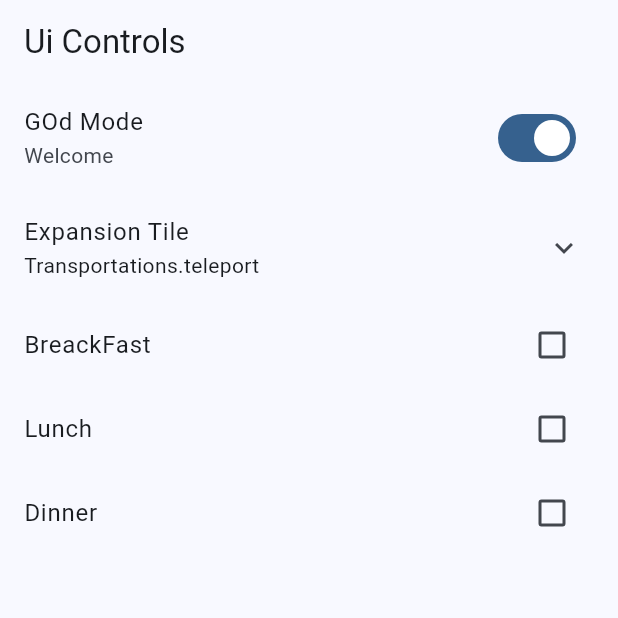
After one commit to StiveenDavidBolanos/StiveenDavidBolanos, a Flutter app: the UiControlsScreen screen opened by its route, on a phone screen of 412 x 824 dp, the top half of it. The commit adds this screen. Run offline on Flutter 3.47's test engine with Material 3 defaults, Android fonts, the phone set to English and light mode, and no system bars; our stand-ins replace go_router.

Commit message:
Images and more widgets

```diff
--- a/lib/presentation/screens/screens.dart
+++ b/lib/presentation/screens/screens.dart
@@ -5,4 +5,4 @@ export 'package:widgets_app/presentation/screens/home/home_screen.dart';
 export 'package:widgets_app/presentation/screens/infinite_scroll_screen/infinite_scroll_screen.dart';
 export 'package:widgets_app/presentation/screens/snackbar/snackbar_screen.dart';
 export 'package:widgets_app/presentation/screens/tutorial_screen/tutorial_screen.dart';
-export 'package:widgets_app/presentation/screens/ui_controls/ui_controls_screen.dart';
+export 'package:widgets_app/presentation/screens/ui_controls/ui_controlsscreen.dart';
--- a/lib/presentation/screens/tutorial_screen/tutorial_screen.dart
+++ b/lib/presentation/screens/tutorial_screen/tutorial_screen.dart
@@ -6,6 +6,8 @@ class TutorialScreen extends StatelessWidget {
 
   @override
   Widget build(BuildContext context) {
-    return const Placeholder();
+    return Scaffold(
+      appBar: AppBar(title: const Text('Tutorial')),
+    );
   }
 }
--- /dev/null
+++ b/lib/presentation/screens/ui_controls/ui_controlsscreen.dart
@@ -0,0 +1,136 @@
+import 'package:flutter/material.dart';
+
+class UiControlsScreen extends StatelessWidget {
+  static String name = 'ui_controls_screen';
+  const UiControlsScreen({super.key});
+
+  @override
+  Widget build(BuildContext context) {
+    return Scaffold(
+      appBar: AppBar(
+        title: const Text('Ui Controls'),
+      ),
+      body: const _UiControlsView(),
+    );
+  }
+}
+
+enum Transportations { car, boat, plane, submarine, teleport }
+
+class _UiControlsView extends StatefulWidget {
+  const _UiControlsView();
+
+  @override
+  State<_UiControlsView> createState() => _UiControlsViewState();
+}
+
+class _UiControlsViewState extends State<_UiControlsView> {
+  bool isDeveloper = true;
+  Transportations selectedTrasnportation = Transportations.teleport;
+  bool wantsBreakFast = false;
+  bool wantsDinner = false;
+
+  bool wantsLunch = false;
+
+  @override
+  Widget build(BuildContext context) {
+    return ListView(
+      physics: const ClampingScrollPhysics(),
+      children: [
+        SwitchListTile(
+          title: const Text('GOd Mode'),
+          subtitle: const Text('Welcome'),
+          value: isDeveloper,
+          onChanged: (value) {
+            setState(() {
+              isDeveloper = !isDeveloper;
+            });
+          },
+        ),
+        ExpansionTile(
+          title: const Text('Expansion Tile'),
+          subtitle: Text('$selectedTrasnportation'),
+          children: [
+            RadioListTile(
+              title: const Text('Teleportation'),
+              value: Transportations.teleport,
+              groupValue: selectedTrasnportation,
+              onChanged: (value) {
+                setState(() {
+                  selectedTrasnportation = Transportations.teleport;
+                });
+              },
+            ),
+            RadioListTile(
+              title: const Text('Car'),
+              value: Transportations.car,
+              groupValue: selectedTrasnportation,
+              onChanged: (value) {
+                setState(() {
+                  selectedTrasnportation = Transportations.car;
+                });
+              },
+            ),
+            RadioListTile(
+              title: const Text('Boat'),
+              value: Transportations.boat,
+              groupValue: selectedTrasnportation,
+              onChanged: (value) {
+                setState(() {
+                  selectedTrasnportation = Transportations.boat;
+                });
+              },
+            ),
+            RadioListTile(
+              title: const Text('Plane'),
+              value: Transportations.plane,
+              groupValue: selectedTrasnportation,
+              onChanged: (value) {
+                setState(() {
+                  selectedTrasnportation = Transportations.plane;
+                });
+              },
+            ),
+            RadioListTile(
+              title: const Text('Submarine'),
+              value: Transportations.submarine,
+              groupValue: selectedTrasnportation,
+              onChanged: (value) {
+                setState(() {
+                  selectedTrasnportation = Transportations.submarine;
+                });
+              },
+            )
+          ],
+        ),
+        CheckboxListTile(
+          title: const Text('BreackFast'),
+          value: wantsBreakFast,
+          onChanged: (value) {
+            setState(() {
+              wantsBreakFast = !wantsBreakFast;
+            });
+          },
+        ),
+        CheckboxListTile(
+          title: const Text('Lunch'),
+          value: wantsLunch,
+          onChanged: (value) {
+            setState(() {
+              wantsLunch = !wantsLunch;
+            });
+          },
+        ),
+        CheckboxListTile(
+          title: const Text('Dinner'),
+          value: wantsDinner,
+          onChanged: (value) {
+            setState(() {
+              wantsDinner = !wantsDinner;
+            });
+          },
+        )
+      ],
+    );
+  }
+}
--- a/pubspec.yaml
+++ b/pubspec.yaml
@@ -1,6 +1,6 @@
 name: widgets_app
 description: "A new Flutter project."
-publish_to: 'none'
+publish_to: "none"
 version: 0.1.0
 
 environment:
@@ -18,3 +18,6 @@ dev_dependencies:
 
 flutter:
   uses-material-design: true
+
+assets:
+  - assets/images/
```
Also changed, not shown: lib/config/menu/menu_items.dart (+10 -0 lines), lib/presentation/screens/ui_controls/ui_controls_screen.dart (deleted, +0 -11 lines), assets/images/1.png (added), assets/images/2.png (added), assets/images/3.png (added), assets/images/jar-loading.gif (added).
